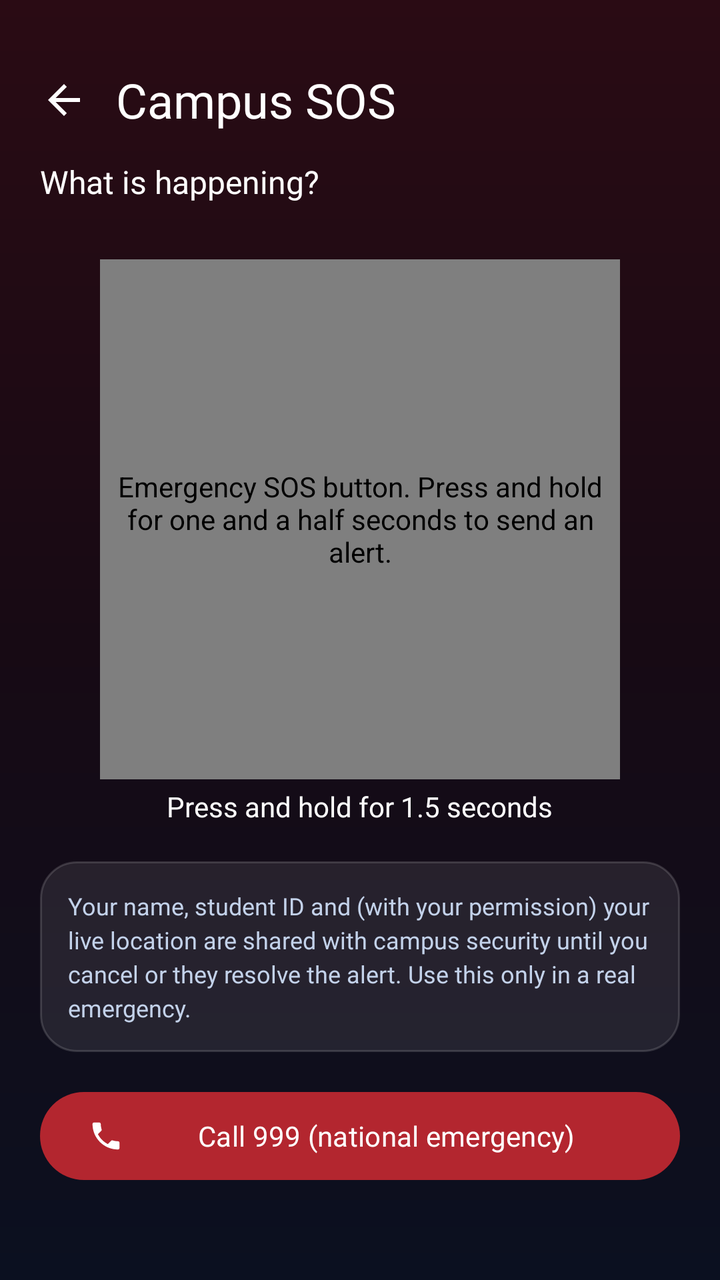
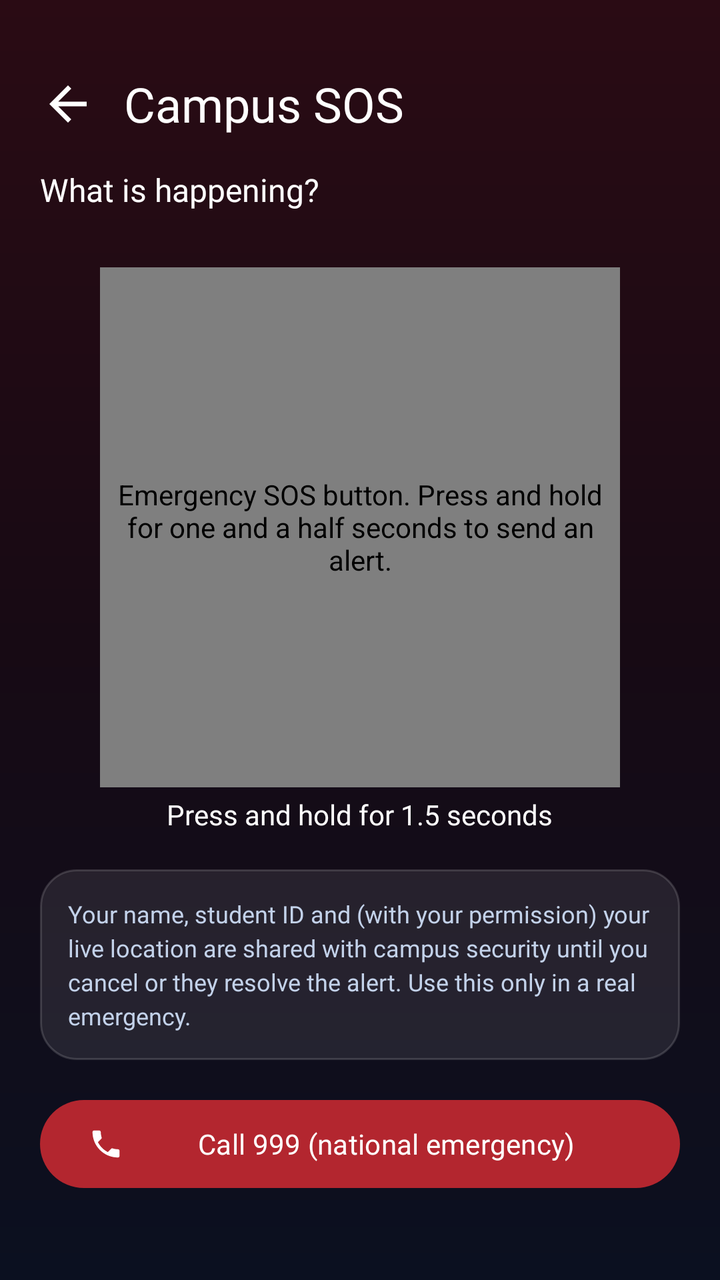

Compare the two renders of this Android layout. The source of the first and the diff that turns it into the second are given below.
<!-- AndroidManifest.xml: application theme Theme.CampusPulse -->
<!-- res/layout/activity_sos.xml -->
<?xml version="1.0" encoding="utf-8"?>
<FrameLayout xmlns:android="http://schemas.android.com/apk/res/android"
    xmlns:app="http://schemas.android.com/apk/res-auto"
    android:layout_width="match_parent"
    android:layout_height="match_parent"
    android:background="@drawable/bg_sos_screen">

    <ScrollView
        android:layout_width="match_parent"
        android:layout_height="match_parent"
        android:fillViewport="true">

        <LinearLayout
            android:layout_width="match_parent"
            android:layout_height="wrap_content"
            android:orientation="vertical"
            android:paddingStart="10dp"
            android:paddingTop="28dp"
            android:paddingEnd="20dp"
            android:paddingBottom="24dp">

            <LinearLayout
                android:layout_width="match_parent"
                android:layout_height="wrap_content"
                android:gravity="center_vertical"
                android:orientation="horizontal">

                <ImageView
                    android:id="@+id/btnBack"
                    android:layout_width="44dp"
                    android:layout_height="44dp"
                    android:background="?attr/selectableItemBackgroundBorderless"
                    android:contentDescription="Back"
                    android:padding="10dp"
                    android:src="@drawable/ic_back" />

                <TextView
                    android:layout_width="wrap_content"
                    android:layout_height="wrap_content"
                    android:layout_marginStart="4dp"
                    android:fontFamily="@font/poppins_bold"
                    android:text="Campus SOS"
                    android:textColor="#FFFFFF"
                    android:textSize="24sp" />
            </LinearLayout>

            
            <LinearLayout
                android:id="@+id/idleGroup"
                android:layout_width="match_parent"
                android:layout_height="wrap_content"
                android:layout_marginStart="10dp"
                android:layout_marginTop="8dp"
                android:gravity="center_horizontal"
                android:orientation="vertical">

                <TextView
                    android:layout_width="match_parent"
                    android:layout_height="wrap_content"
                    android:fontFamily="@font/poppins_bold"
                    android:text="What is happening?"
                    android:textColor="#FFFFFF"
                    android:textSize="16sp" />

                <HorizontalScrollView
                    android:layout_width="match_parent"
                    android:layout_height="wrap_content"
                    android:layout_marginTop="8dp"
                    android:scrollbars="none">

                    <LinearLayout
                        android:id="@+id/chipRow"
                        android:layout_width="wrap_content"
                        android:layout_height="wrap_content"
                        android:orientation="horizontal" />
                </HorizontalScrollView>

                <com.campuspulse.app.SosButtonView
                    android:id="@+id/sosButton"
                    android:layout_width="260dp"
                    android:layout_height="260dp"
                    android:layout_marginTop="20dp"
                    android:contentDescription="Emergency SOS button. Press and hold for one and a half seconds to send an alert." />

                <TextView
                    android:id="@+id/tvHold"
                    android:layout_width="wrap_content"
                    android:layout_height="wrap_content"
                    android:layout_marginTop="4dp"
                    android:fontFamily="@font/poppins_bold"
                    android:text="Press and hold for 1.5 seconds"
                    android:textColor="#FFFFFF"
                    android:textSize="14sp" />

                <TextView
                    android:layout_width="match_parent"
                    android:layout_height="wrap_content"
                    android:layout_marginTop="18dp"
                    android:background="@drawable/bg_notice_item"
                    android:fontFamily="@font/poppins_regular"
                    android:lineSpacingExtra="3dp"
                    android:padding="14dp"
                    android:text="Your name, student ID and (with your permission) your live location are shared with campus security until you cancel or they resolve the alert. Use this only in a real emergency."
                    android:textColor="#C3D2EA"
                    android:textSize="12sp" />
            </LinearLayout>

            
            <LinearLayout
                android:id="@+id/activeGroup"
                android:layout_width="match_parent"
                android:layout_height="wrap_content"
                android:layout_marginStart="10dp"
                android:layout_marginTop="16dp"
                android:orientation="vertical"
                android:visibility="gone">

                <TextView
                    android:id="@+id/tvStatus"
                    android:layout_width="wrap_content"
                    android:layout_height="wrap_content"
                    android:background="@drawable/bg_badge"
                    android:fontFamily="@font/poppins_bold"
                    android:paddingStart="12dp"
                    android:paddingTop="4dp"
                    android:paddingEnd="12dp"
                    android:paddingBottom="4dp"
                    android:textSize="11sp" />

                <TextView
                    android:id="@+id/tvActiveTitle"
                    android:layout_width="match_parent"
                    android:layout_height="wrap_content"
                    android:layout_marginTop="14dp"
                    android:fontFamily="@font/poppins_bold"
                    android:textColor="#FFFFFF"
                    android:textSize="28sp" />

                <TextView
                    android:id="@+id/tvActiveSub"
                    android:layout_width="match_parent"
                    android:layout_height="wrap_content"
                    android:layout_marginTop="6dp"
                    android:fontFamily="@font/poppins_regular"
                    android:lineSpacingExtra="4dp"
                    android:textColor="#E3ECFA"
                    android:textSize="15sp" />

                <LinearLayout
                    android:layout_width="match_parent"
                    android:layout_height="wrap_content"
                    android:layout_marginTop="18dp"
                    android:background="@drawable/bg_notice_item"
                    android:orientation="vertical"
                    android:padding="16dp">

                    <TextView
                        android:id="@+id/tvType"
                        android:layout_width="match_parent"
                        android:layout_height="wrap_content"
                        android:fontFamily="@font/poppins_bold"
                        android:textColor="#FFFFFF"
                        android:textSize="14sp" />

                    <TextView
                        android:id="@+id/tvLive"
                        android:layout_width="match_parent"
                        android:layout_height="wrap_content"
                        android:layout_marginTop="8dp"
                        android:fontFamily="@font/poppins_regular"
                        android:textColor="#C3D2EA"
                        android:textSize="13sp" />
                </LinearLayout>

                <TextView
                    android:layout_width="match_parent"
                    android:layout_height="wrap_content"
                    android:layout_marginTop="10dp"
                    android:fontFamily="@font/poppins_regular"
                    android:text="You can leave this screen. Sharing continues in the notification, where you can also cancel."
                    android:textColor="#8FA3C4"
                    android:textSize="12sp" />

                <com.google.android.material.button.MaterialButton
                    android:id="@+id/btnSafe"
                    style="@style/Widget.Material3.Button.OutlinedButton"
                    android:layout_width="match_parent"
                    android:layout_height="56dp"
                    android:layout_marginTop="18dp"
                    android:fontFamily="@font/poppins_bold"
                    android:text="I'm safe — cancel alert"
                    android:textAllCaps="false"
                    android:textColor="#FFFFFF"
                    app:cornerRadius="28dp"
                    app:strokeColor="#80FFFFFF" />
            </LinearLayout>

            <com.google.android.material.button.MaterialButton
                android:id="@+id/btnCall"
                android:layout_width="match_parent"
                android:layout_height="52dp"
                android:layout_marginStart="10dp"
                android:layout_marginTop="16dp"
                android:fontFamily="@font/poppins_bold"
                android:text="Call 999 (national emergency)"
                android:textAllCaps="false"
                android:textColor="#FFFFFF"
                app:backgroundTint="#B3262F"
                app:cornerRadius="26dp"
                app:icon="@drawable/ic_phone"
                app:iconTint="#FFFFFF" />
        </LinearLayout>
    </ScrollView>
</FrameLayout>
<!-- resources referenced by this layout -->
<resources>
  <!-- drawable bg_badge (drawable) -->
  <shape xmlns:android="http://schemas.android.com/apk/res/android">
      <solid android:color="#FFFFFF" />
      <corners android:radius="10dp" />
  </shape>
  <!-- drawable bg_notice_item (drawable) -->
  <shape xmlns:android="http://schemas.android.com/apk/res/android">
      <solid android:color="#16FFFFFF" />
      <stroke android:width="1dp" android:color="#26FFFFFF" />
      <corners android:radius="18dp" />
  </shape>
  <!-- drawable bg_sos_screen (drawable) -->
  <shape xmlns:android="http://schemas.android.com/apk/res/android">
      <gradient android:startColor="#2A0B14" android:centerColor="#170A14"
          android:endColor="#0B1020" android:angle="270" />
  </shape>
  <!-- drawable ic_back (drawable) -->
  <vector xmlns:android="http://schemas.android.com/apk/res/android"
      android:width="24dp" android:height="24dp"
      android:viewportWidth="24" android:viewportHeight="24">
      <path android:fillColor="#FFFFFF"
          android:pathData="M20,11H7.83l5.59,-5.59L12,4l-8,8 8,8 1.41,-1.41L7.83,13H20v-2z"/>
  </vector>
  <!-- drawable ic_phone (drawable) -->
  <vector xmlns:android="http://schemas.android.com/apk/res/android"
      android:width="24dp" android:height="24dp"
      android:viewportWidth="24" android:viewportHeight="24">
      <path android:fillColor="#FFFFFF"
          android:pathData="M6.62,10.79c1.44,2.83 3.76,5.14 6.59,6.59l2.2,-2.2c0.27,-0.27 0.67,-0.36 1.02,-0.24 1.12,0.37 2.33,0.57 3.57,0.57 0.55,0 1,0.45 1,1V20c0,0.55 -0.45,1 -1,1 -9.39,0 -17,-7.61 -17,-17 0,-0.55 0.45,-1 1,-1h3.5c0.55,0 1,0.45 1,1 0,1.25 0.2,2.45 0.57,3.57 0.11,0.35 0.03,0.74 -0.25,1.02l-2.2,2.21z"/>
  </vector>
  <style name="Theme.CampusPulse" parent="Theme.Material3.DayNight.NoActionBar" />
</resources>

<!-- the commit's change to res/layout/activity_sos.xml (unified diff, before → after) -->
@@ -27,8 +27,8 @@
 
                 <ImageView
                     android:id="@+id/btnBack"
-                    android:layout_width="44dp"
-                    android:layout_height="44dp"
+                    android:layout_width="48dp"
+                    android:layout_height="48dp"
                     android:background="?attr/selectableItemBackgroundBorderless"
                     android:contentDescription="Back"
                     android:padding="10dp"
